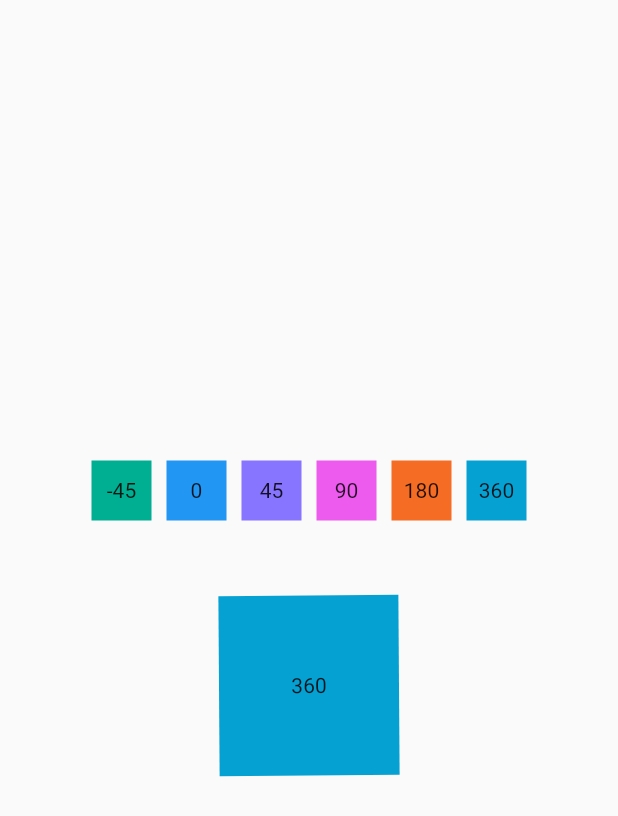
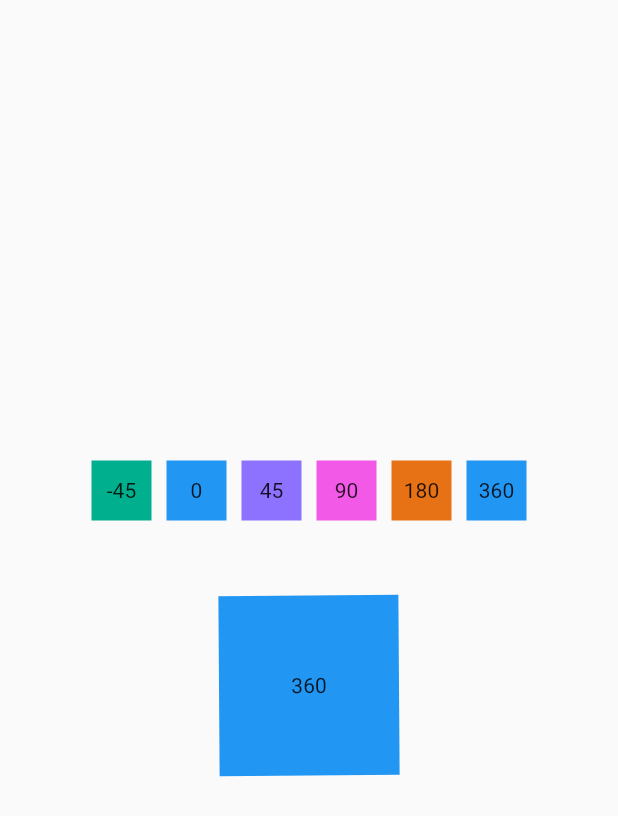
Before and after one commit to nohli/hue_rotation, a Flutter app: the screen it shows after launch, on a phone screen of 412 x 824 dp. Shown: the top 816 px of the screen. Run offline on Flutter 3.47's test engine with Material 2 defaults, Android fonts, the light colour scheme and no system bars; missing offline and left inert: dart:html.

Commit message:
Fix calculation of sinus/cosinus

```diff
--- a/lib/hue_rotation.dart
+++ b/lib/hue_rotation.dart
@@ -24,6 +24,8 @@ class HueRotation extends StatelessWidget {
 
   @override
   Widget build(BuildContext context) {
+    final double radians = degrees / 180 * pi;
+
     const List<double> matrix1 = <double>[
       0.2127, 0.7152, 0.0722, //
       0.2127, 0.7152, 0.0722,
@@ -43,8 +45,8 @@ class HueRotation extends StatelessWidget {
     // https://www.w3.org/TR/filter-effects-1/#feColorMatrixElement
     double value(int position) =>
         matrix1[position] +
-        cos(degrees / 60) * matrix2[position] +
-        sin(degrees / 60) * matrix3[position];
+        cos(radians) * matrix2[position] +
+        sin(radians) * matrix3[position];
 
     final ColorFilter hueFilter = ColorFilter.matrix(<double>[
       value(0), value(1), value(2), 0, 0, //
--- a/pubspec.yaml
+++ b/pubspec.yaml
@@ -1,6 +1,6 @@
 name: hue_rotation
 description: Change the color of any widget that has a color, like SwiftUI's Hue Rotation.
-version: 1.0.0-nullsafety.1
+version: 1.0.0-nullsafety.2
 homepage: https://github.com/nohli/hue_rotation
 
 environment:
```
Also changed, not shown: example/assets/preview.gif, example/pubspec.lock, 1 other file.
